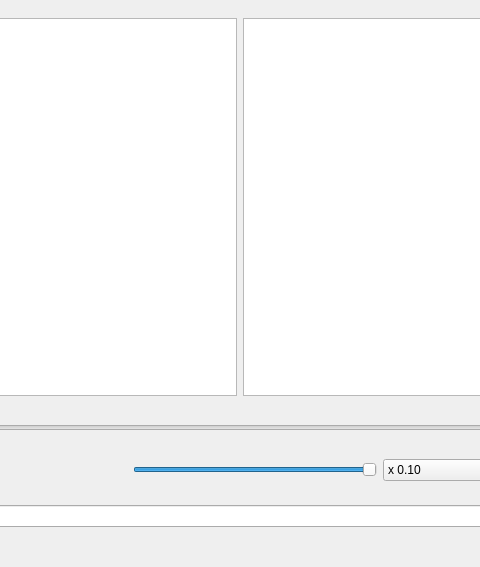
jurikimurik/PMP, file GUI/player/pmplayerview.ui: the form before one commit; both pictures show x 265 to 745 and y 0 to 567 of the 1009 by 567 pixel window.
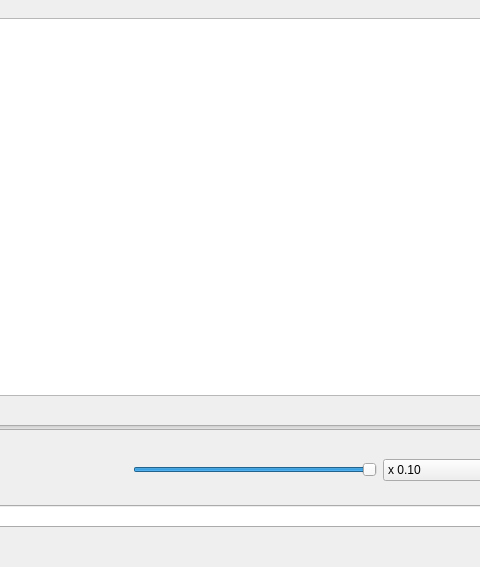
The form after the commit. Icons and pictures are not drawn.

Commit message: Better header representation. (QTableView removed from GUI view as well)

Diff of the .ui file:
```diff
--- a/GUI/player/pmplayerview.ui
+++ b/GUI/player/pmplayerview.ui
@@ -34,9 +34,6 @@
        <item>
         <widget class="QGraphicsView" name="graphicsView"/>
        </item>
-       <item>
-        <widget class="QTableView" name="playlistView"/>
-       </item>
       </layout>
      </widget>
     </item>
```
The commit also changes 2 other files.
